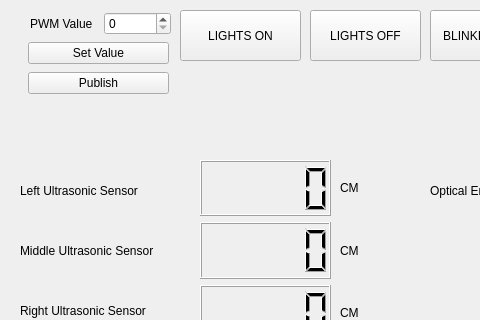
First picture: the form in Monster_Truck_UI/src/mainwindow.ui, repository alexspirou/ROS_Ackerman_Monster_Truck_, before the edit; both pictures show x 0 to 480 and y 0 to 320 of the 788 by 594 pixel window.
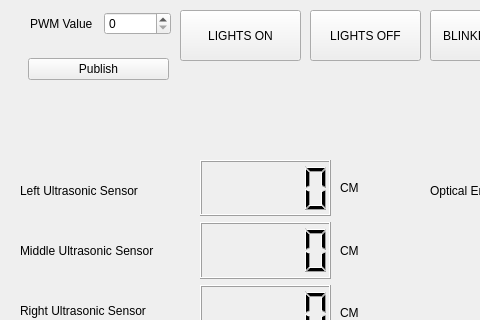
Second picture: the form after the edit.

```diff
--- a/Monster_Truck_UI/src/mainwindow.ui
+++ b/Monster_Truck_UI/src/mainwindow.ui
@@ -79,13 +79,6 @@
      </rect>
     </property>
     <layout class="QVBoxLayout" name="verticalLayout">
-     <item>
-      <widget class="QPushButton" name="Set_value">
-       <property name="text">
-        <string>Set Value</string>
-       </property>
-      </widget>
-     </item>
      <item>
       <widget class="QPushButton" name="Publish_PWM_main_window">
        <property name="text">
```
